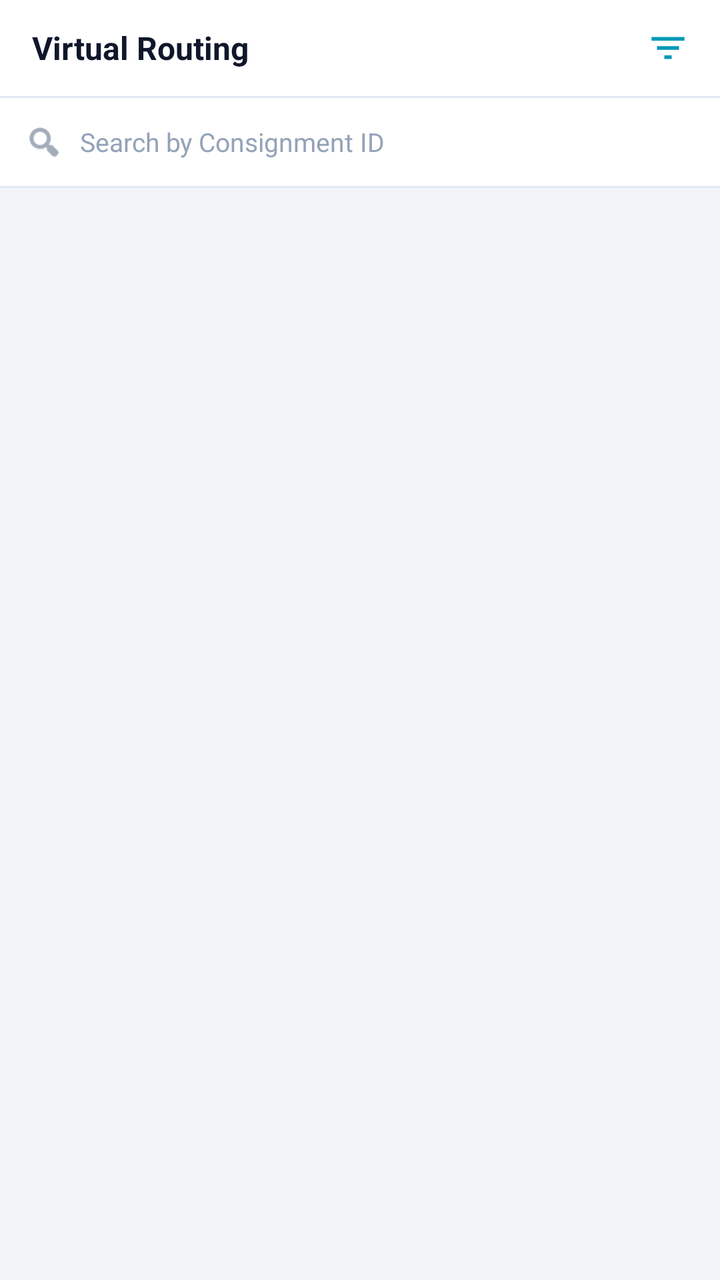
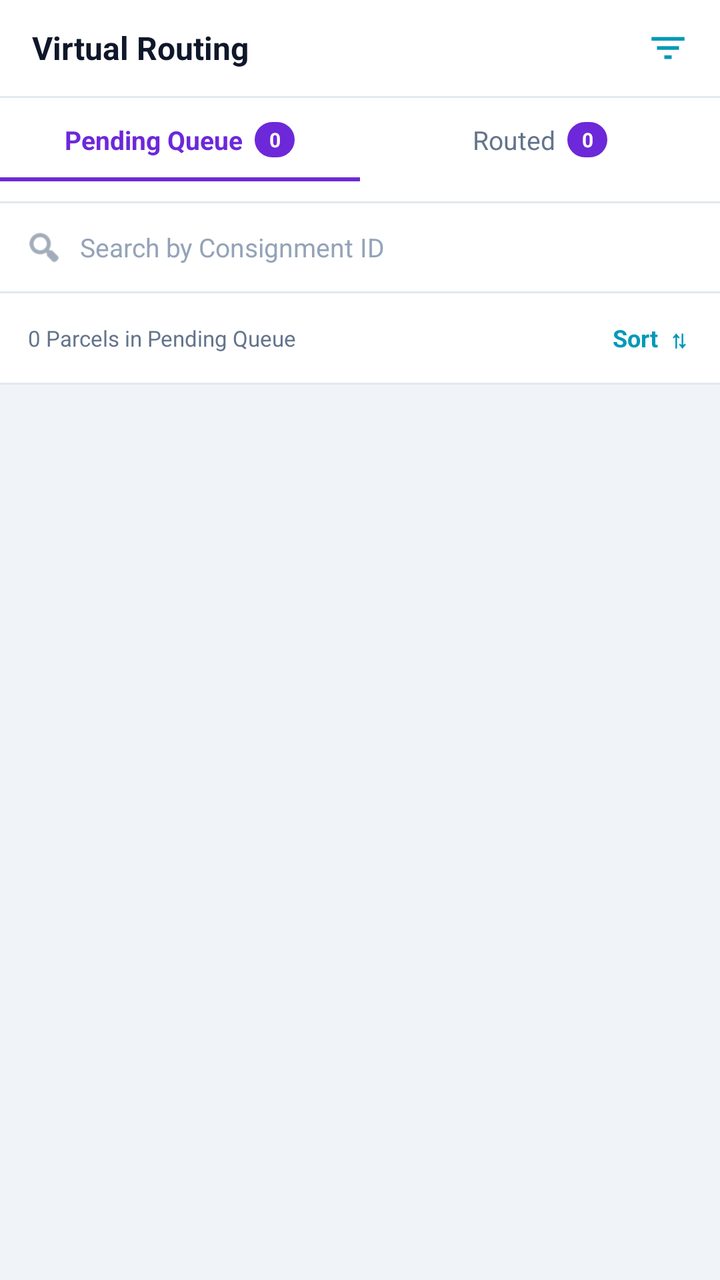

Screens rendered from an Android XML layout before and after an edit, with the pre-edit source and the edit as a unified diff.
<!-- AndroidManifest.xml: application theme Theme.DataBridge -->
<!-- res/layout/fragment_virtual_routing.xml -->
<?xml version="1.0" encoding="utf-8"?>
<LinearLayout xmlns:android="http://schemas.android.com/apk/res/android"
    xmlns:app="http://schemas.android.com/apk/res-auto"
    android:layout_width="match_parent"
    android:layout_height="match_parent"
    android:orientation="vertical"
    android:background="@color/theme_bg_app">

    
    <LinearLayout
        android:layout_width="match_parent"
        android:layout_height="48dp"
        android:orientation="horizontal"
        android:gravity="center_vertical"
        android:background="@color/theme_bg_card"
        android:paddingStart="16dp"
        android:paddingEnd="8dp">

        <TextView
            android:layout_width="0dp"
            android:layout_height="wrap_content"
            android:layout_weight="1"
            android:text="Virtual Routing"
            android:textColor="@color/theme_text_primary"
            android:textSize="16sp"
            android:textStyle="bold" />

        <ImageView
            android:id="@+id/ivVrFilter"
            android:layout_width="36dp"
            android:layout_height="36dp"
            android:src="@drawable/ic_filter_24"
            android:padding="7dp"
            android:clickable="true"
            android:focusable="true"
            android:background="?attr/selectableItemBackgroundBorderless"
            android:contentDescription="Filter"
            app:tint="@color/theme_text_accent" />

    </LinearLayout>

    <View
        android:layout_width="match_parent"
        android:layout_height="1dp"
        android:background="@color/theme_border" />

    
    <LinearLayout
        android:layout_width="match_parent"
        android:layout_height="44dp"
        android:orientation="horizontal"
        android:gravity="center_vertical"
        android:background="@color/theme_bg_card"
        android:paddingStart="12dp"
        android:paddingEnd="12dp">

        <ImageView
            android:layout_width="20dp"
            android:layout_height="20dp"
            android:src="@android:drawable/ic_menu_search"
            app:tint="@color/theme_text_secondary"
            android:layout_marginEnd="8dp" />

        <EditText
            android:id="@+id/etVrSearch"
            android:layout_width="0dp"
            android:layout_height="wrap_content"
            android:layout_weight="1"
            android:hint="Search by Consignment ID"
            android:textColor="@color/theme_text_primary"
            android:textColorHint="@color/theme_text_muted"
            android:textSize="13sp"
            android:background="@android:color/transparent"
            android:inputType="text"
            android:imeOptions="actionSearch"
            android:singleLine="true" />

    </LinearLayout>

    <View
        android:layout_width="match_parent"
        android:layout_height="1dp"
        android:background="@color/theme_border" />

    <TextView
        android:id="@+id/tvVrEmpty"
        android:layout_width="match_parent"
        android:layout_height="wrap_content"
        android:text="📭  No parcels found"
        android:textSize="13sp"
        android:gravity="center"
        android:textColor="@color/theme_text_secondary"
        android:paddingTop="40dp"
        android:visibility="gone" />

    <androidx.recyclerview.widget.RecyclerView
        android:id="@+id/rvVirtualRouting"
        android:layout_width="match_parent"
        android:layout_height="0dp"
        android:layout_weight="1"
        android:clipToPadding="false"
        android:paddingHorizontal="12dp"
        android:paddingTop="10dp"
        android:paddingBottom="16dp" />

</LinearLayout>
<!-- resources referenced by this layout -->
<resources>
  <color name="theme_bg_app">#f0f4f8</color>
  <color name="theme_bg_card">#ffffff</color>
  <color name="theme_border">#e2e8f0</color>
  <color name="theme_text_accent">#0099b8</color>
  <color name="theme_text_muted">#94a3b8</color>
  <color name="theme_text_primary">#0f172a</color>
  <color name="theme_text_secondary">#64748b</color>
  <!-- drawable ic_filter_24 (drawable) -->
  <vector xmlns:android="http://schemas.android.com/apk/res/android"
      android:width="24dp"
      android:height="24dp"
      android:viewportWidth="24"
      android:viewportHeight="24">
      <path
          android:fillColor="#FFFFFFFF"
          android:pathData="M10,18h4v-2h-4v2zM3,6v2h18L21,6L3,6zM6,13h12v-2L6,11v2z" />
  </vector>
  <style name="Theme.DataBridge" parent="Theme.MaterialComponents.DayNight.NoActionBar">
      <item name="colorPrimary">#00d4ff</item>
      <item name="colorPrimaryVariant">#16213e</item>
      <item name="colorOnPrimary">#ffffff</item>
      <item name="colorSecondary">#00d4ff</item>
      <item name="android:statusBarColor">#1a1a2e</item>
  </style>
</resources>

<!-- the commit's change to res/layout/fragment_virtual_routing.xml (unified diff, before → after) -->
@@ -47,33 +47,117 @@
     
     <LinearLayout
         android:layout_width="match_parent"
-        android:layout_height="44dp"
+        android:layout_height="wrap_content"
         android:orientation="horizontal"
-        android:gravity="center_vertical"
-        android:background="@color/theme_bg_card"
-        android:paddingStart="12dp"
-        android:paddingEnd="12dp">
-
-        <ImageView
-            android:layout_width="20dp"
-            android:layout_height="20dp"
-            android:src="@android:drawable/ic_menu_search"
-            app:tint="@color/theme_text_secondary"
-            android:layout_marginEnd="8dp" />
-
-        <EditText
-            android:id="@+id/etVrSearch"
+        android:background="@color/theme_bg_card">
+
+        <LinearLayout
+            android:id="@+id/layoutTabPending"
             android:layout_width="0dp"
             android:layout_height="wrap_content"
             android:layout_weight="1"
-            android:hint="Search by Consignment ID"
-            android:textColor="@color/theme_text_primary"
-            android:textColorHint="@color/theme_text_muted"
-            android:textSize="13sp"
-            android:background="@android:color/transparent"
-            android:inputType="text"
-            android:imeOptions="actionSearch"
-            android:singleLine="true" />
+            android:orientation="vertical"
+            android:gravity="center_horizontal"
+            android:clickable="true"
+            android:focusable="true"
+            android:background="?attr/selectableItemBackground"
+            android:paddingTop="12dp"
+            android:paddingBottom="10dp">
+
+            <LinearLayout
+                android:layout_width="wrap_content"
+                android:layout_height="wrap_content"
+                android:orientation="horizontal"
+                android:gravity="center_vertical">
+
+                <TextView
+                    android:id="@+id/tvTabPendingLabel"
+                    android:layout_width="wrap_content"
+                    android:layout_height="wrap_content"
+                    android:text="Pending Queue"
+                    android:textSize="13sp"
+                    android:textStyle="bold"
+                    android:textColor="@color/theme_purple" />
+
+                <TextView
+                    android:id="@+id/tvTabPendingBadge"
+                    android:layout_width="wrap_content"
+                    android:layout_height="wrap_content"
+                    android:minWidth="20dp"
+                    android:gravity="center"
+                    android:text="0"
+                    android:textSize="10sp"
+                    android:textStyle="bold"
+                    android:textColor="@color/theme_text_inverse"
+                    android:background="@drawable/bg_filter_chip_active_purple"
+                    android:paddingStart="7dp"
+                    android:paddingEnd="7dp"
+                    android:paddingTop="2dp"
+                    android:paddingBottom="2dp"
+                    android:layout_marginStart="6dp" />
+            </LinearLayout>
+
+            <View
+                android:id="@+id/indicatorPending"
+                android:layout_width="match_parent"
+                android:layout_height="2dp"
+                android:background="@color/theme_purple"
+                android:layout_marginTop="10dp" />
+        </LinearLayout>
+
+        <LinearLayout
+            android:id="@+id/layoutTabRouted"
+            android:layout_width="0dp"
+            android:layout_height="wrap_content"
+            android:layout_weight="1"
+            android:orientation="vertical"
+            android:gravity="center_horizontal"
+            android:clickable="true"
+            android:focusable="true"
+            android:background="?attr/selectableItemBackground"
+            android:paddingTop="12dp"
+            android:paddingBottom="10dp">
+
+            <LinearLayout
+                android:layout_width="wrap_content"
+                android:layout_height="wrap_content"
+                android:orientation="horizontal"
+                android:gravity="center_vertical">
+
+                <TextView
+                    android:id="@+id/tvTabRoutedLabel"
+                    android:layout_width="wrap_content"
+                    android:layout_height="wrap_content"
+                    android:text="Routed"
+                    android:textSize="13sp"
+                    android:textColor="@color/theme_text_secondary" />
+
+                <TextView
+                    android:id="@+id/tvTabRoutedBadge"
+                    android:layout_width="wrap_content"
+                    android:layout_height="wrap_content"
+                    android:minWidth="20dp"
+                    android:gravity="center"
+                    android:text="0"
+                    android:textSize="10sp"
+                    android:textStyle="bold"
+                    android:textColor="@color/theme_text_inverse"
+                    android:background="@drawable/bg_filter_chip_active_purple"
+                    android:paddingStart="7dp"
+                    android:paddingEnd="7dp"
+                    android:paddingTop="2dp"
+                    android:paddingBottom="2dp"
+                    android:layout_marginStart="6dp" />
+            </LinearLayout>
+
+            <View
+                android:id="@+id/indicatorRouted"
+                android:layout_width="match_parent"
+                android:layout_height="2dp"
+                android:background="@color/theme_purple"
+                android:layout_marginTop="10dp"
+                android:visibility="invisible" />
+        </LinearLayout>
 
     </LinearLayout>
 
@@ -82,25 +166,274 @@
         android:layout_height="1dp"
         android:background="@color/theme_border" />
 
-    <TextView
-        android:id="@+id/tvVrEmpty"
-        android:layout_width="match_parent"
-        android:layout_height="wrap_content"
-        android:text="📭  No parcels found"
-        android:textSize="13sp"
-        android:gravity="center"
-        android:textColor="@color/theme_text_secondary"
-        android:paddingTop="40dp"
-        android:visibility="gone" />
-
-    <androidx.recyclerview.widget.RecyclerView
-        android:id="@+id/rvVirtualRouting"
+    
+    <FrameLayout
         android:layout_width="match_parent"
         android:layout_height="0dp"
-        android:layout_weight="1"
-        android:clipToPadding="false"
-        android:paddingHorizontal="12dp"
-        android:paddingTop="10dp"
-        android:paddingBottom="16dp" />
+        android:layout_weight="1">
+
+        
+        <LinearLayout
+            android:id="@+id/pendingContent"
+            android:layout_width="match_parent"
+            android:layout_height="match_parent"
+            android:orientation="vertical">
+
+            
+            <LinearLayout
+                android:layout_width="match_parent"
+                android:layout_height="44dp"
+                android:orientation="horizontal"
+                android:gravity="center_vertical"
+                android:background="@color/theme_bg_card"
+                android:paddingStart="12dp"
+                android:paddingEnd="12dp">
+
+                <ImageView
+                    android:layout_width="20dp"
+                    android:layout_height="20dp"
+                    android:src="@android:drawable/ic_menu_search"
+                    app:tint="@color/theme_text_secondary"
+                    android:layout_marginEnd="8dp" />
+
+                <EditText
+                    android:id="@+id/etVrSearch"
+                    android:layout_width="0dp"
+                    android:layout_height="wrap_content"
+                    android:layout_weight="1"
+                    android:hint="Search by Consignment ID"
+                    android:textColor="@color/theme_text_primary"
+                    android:textColorHint="@color/theme_text_muted"
+                    android:textSize="13sp"
+                    android:background="@android:color/transparent"
+                    android:inputType="text"
+                    android:imeOptions="actionSearch"
+                    android:singleLine="true" />
+
+            </LinearLayout>
+
+            <View
+                android:layout_width="match_parent"
+                android:layout_height="1dp"
+                android:background="@color/theme_border" />
+
+            
+            <LinearLayout
+                android:layout_width="match_parent"
+                android:layout_height="wrap_content"
+                android:orientation="horizontal"
+                android:gravity="center_vertical"
+                android:background="@color/theme_bg_card"
+                android:paddingStart="14dp"
+                android:paddingEnd="10dp"
+                android:paddingTop="8dp"
+                android:paddingBottom="8dp">
+
+                <TextView
+                    android:id="@+id/tvVrPendingCountLabel"
+                    android:layout_width="0dp"
+                    android:layout_height="wrap_content"
+                    android:layout_weight="1"
+                    android:text="0 Parcels in Pending Queue"
+                    android:textSize="11sp"
+                    android:textColor="@color/theme_text_secondary" />
+
+                <TextView
+                    android:id="@+id/layoutVrSort"
+                    android:layout_width="wrap_content"
+                    android:layout_height="wrap_content"
+                    android:text="Sort  ⇅"
+                    android:textSize="12sp"
+                    android:textStyle="bold"
+                    android:textColor="@color/theme_text_accent"
+                    android:clickable="true"
+                    android:focusable="true"
+                    android:background="?attr/selectableItemBackground"
+                    android:padding="6dp" />
+            </LinearLayout>
+
+            <View
+                android:layout_width="match_parent"
+                android:layout_height="1dp"
+                android:background="@color/theme_border" />
+
+            <TextView
+                android:id="@+id/tvVrEmpty"
+                android:layout_width="match_parent"
+                android:layout_height="wrap_content"
+                android:text="📭  No parcels found"
+                android:textSize="13sp"
+                android:gravity="center"
+                android:textColor="@color/theme_text_secondary"
+                android:paddingTop="40dp"
+                android:visibility="gone" />
+
+            <androidx.recyclerview.widget.RecyclerView
+                android:id="@+id/rvVirtualRouting"
+                android:layout_width="match_parent"
+                android:layout_height="0dp"
+                android:layout_weight="1"
+                android:clipToPadding="false"
+                android:paddingHorizontal="12dp"
+                android:paddingTop="10dp"
+                android:paddingBottom="16dp" />
+
+        </LinearLayout>
+
+        
+        <LinearLayout
+            android:id="@+id/routedContent"
+            android:layout_width="match_parent"
+            android:layout_height="match_parent"
+            android:orientation="vertical"
+            android:visibility="gone">
+
+            
+            <LinearLayout
+                android:layout_width="match_parent"
+                android:layout_height="wrap_content"
+                android:orientation="horizontal"
+                android:background="@drawable/bg_segment_container"
+                android:layout_margin="10dp"
+                android:padding="3dp">
+
+                <TextView
+                    android:id="@+id/tvSegByArea"
+                    android:layout_width="0dp"
+                    android:layout_height="wrap_content"
+                    android:layout_weight="1"
+                    android:gravity="center"
+                    android:text="By Area"
+                    android:textSize="12sp"
+                    android:textStyle="bold"
+                    android:textColor="@color/theme_text_inverse"
+                    android:background="@drawable/bg_segment_active"
+                    android:clickable="true"
+                    android:focusable="true"
+                    android:padding="8dp" />
+
+                <TextView
+                    android:id="@+id/tvSegByStatus"
+                    android:layout_width="0dp"
+                    android:layout_height="wrap_content"
+                    android:layout_weight="1"
+                    android:gravity="center"
+                    android:text="By Status"
+                    android:textSize="12sp"
+                    android:textColor="@color/theme_text_secondary"
+                    android:clickable="true"
+                    android:focusable="true"
+                    android:padding="8dp" />
+
+                <TextView
+                    android:id="@+id/tvSegAll"
+                    android:layout_width="0dp"
+                    android:layout_height="wrap_content"
+                    android:layout_weight="1"
+                    android:gravity="center"
+                    android:text="All"
+                    android:textSize="12sp"
+                    android:textColor="@color/theme_text_secondary"
+                    android:clickable="true"
+                    android:focusable="true"
+                    android:padding="8dp" />
+            </LinearLayout>
+
+            
+            <LinearLayout
+                android:layout_width="match_parent"
+                android:layout_height="44dp"
+                android:orientation="horizontal"
+                android:gravity="center_vertical"
+                android:background="@color/theme_bg_card"
+                android:paddingStart="12dp"
+                android:paddingEnd="12dp">
+
+                <ImageView
+                    android:layout_width="20dp"
+                    android:layout_height="20dp"
+                    android:src="@android:drawable/ic_menu_search"
+                    app:tint="@color/theme_text_secondary"
+                    android:layout_marginEnd="8dp" />
+
+                <EditText
+                    android:id="@+id/etVrRoutedSearch"
+                    android:layout_width="0dp"
+                    android:layout_height="wrap_content"
+                    android:layout_weight="1"
+                    android:hint="Search area"
+                    android:textColor="@color/theme_text_primary"
+                    android:textColorHint="@color/theme_text_muted"
+                    android:textSize="13sp"
+                    android:background="@android:color/transparent"
+                    android:inputType="text"
+                    android:imeOptions="actionSearch"
+                    android:singleLine="true" />
+
+            </LinearLayout>
+
+            <View
+                android:layout_width="match_parent"
+                android:layout_height="1dp"
+                android:background="@color/theme_border" />
+
+            <TextView
+                android:id="@+id/tvVrRoutedEmpty"
+                android:layout_width="match_parent"
+                android:layout_height="wrap_content"
+                android:text="📭  No routed parcels found"
+                android:textSize="13sp"
+                android:gravity="center"
+                android:textColor="@color/theme_text_secondary"
+                android:paddingTop="40dp"
+                android:visibility="gone" />
+
+            <androidx.core.widget.NestedScrollView
+                android:layout_width="match_parent"
+                android:layout_height="0dp"
+                android:layout_weight="1"
+                android:clipToPadding="false">
+
+                <LinearLayout
+                    android:id="@+id/layoutRoutedRows"
+                    android:layout_width="match_parent"
+                    android:layout_height="wrap_content"
+                    android:orientation="vertical"
+                    android:padding="10dp" />
+
+            </androidx.core.widget.NestedScrollView>
+
+            
+            <LinearLayout
+                android:layout_width="match_parent"
+                android:layout_height="wrap_content"
+                android:orientation="horizontal"
+                android:background="@drawable/bg_hint_box_purple"
+                android:layout_margin="10dp"
+                android:padding="10dp">
+
+                <TextView
+                    android:layout_width="wrap_content"
+                    android:layout_height="wrap_content"
+                    android:text="ℹ"
+                    android:textSize="14sp"
+                    android:textStyle="bold"
+                    android:textColor="@color/theme_purple"
+                    android:layout_marginEnd="8dp"
+                    android:layout_marginTop="1dp" />
+
+                <TextView
+                    android:layout_width="0dp"
+                    android:layout_height="wrap_content"
+                    android:layout_weight="1"
+                    android:text="Routed parcels are removed from Pending Queue and grouped under the selected Area."
+                    android:textSize="11sp"
+                    android:textColor="@color/theme_purple"
+                    android:lineSpacingExtra="2dp" />
+            </LinearLayout>
+
+        </LinearLayout>
+
+    </FrameLayout>
 
 </LinearLayout>
<!-- resource entries referenced after the edit -->
@@ -3,10 +3,44 @@
   <color name="theme_bg_app">#f0f4f8</color>
   <color name="theme_bg_card">#ffffff</color>
   <color name="theme_border">#e2e8f0</color>
+  <color name="theme_purple">#6d28d9</color>
   <color name="theme_text_accent">#0099b8</color>
+  <color name="theme_text_inverse">#ffffff</color>
   <color name="theme_text_muted">#94a3b8</color>
   <color name="theme_text_primary">#0f172a</color>
   <color name="theme_text_secondary">#64748b</color>
+  <!-- drawable bg_filter_chip_active_purple (drawable) -->
+  <?xml version="1.0" encoding="utf-8"?>
+  <shape xmlns:android="http://schemas.android.com/apk/res/android" android:shape="rectangle">
+      <corners android:radius="20dp" />
+      <solid android:color="@color/theme_purple" />
+  </shape>
+  <!-- drawable bg_hint_box_purple (drawable) -->
+  <?xml version="1.0" encoding="utf-8"?>
+  <shape xmlns:android="http://schemas.android.com/apk/res/android"
+      android:shape="rectangle">
+      <solid android:color="#F5F3FF" />
+      <stroke
+          android:width="1dp"
+          android:color="@color/theme_purple"
+          android:dashWidth="4dp"
+          android:dashGap="3dp" />
+      <corners android:radius="10dp" />
+  </shape>
+  <!-- drawable bg_segment_active (drawable) -->
+  <?xml version="1.0" encoding="utf-8"?>
+  <shape xmlns:android="http://schemas.android.com/apk/res/android"
+      android:shape="rectangle">
+      <solid android:color="@color/theme_purple" />
+      <corners android:radius="7dp" />
+  </shape>
+  <!-- drawable bg_segment_container (drawable) -->
+  <?xml version="1.0" encoding="utf-8"?>
+  <shape xmlns:android="http://schemas.android.com/apk/res/android"
+      android:shape="rectangle">
+      <solid android:color="@color/theme_bg_inner" />
+      <corners android:radius="9dp" />
+  </shape>
   <!-- drawable ic_filter_24 (drawable) -->
   <vector xmlns:android="http://schemas.android.com/apk/res/android"
       android:width="24dp"
@@ -24,5 +58,6 @@
       <item name="colorSecondary">#00d4ff</item>
       <item name="android:statusBarColor">#1a1a2e</item>
   </style>
+  <color name="theme_bg_inner">#f1f5f9</color>
 </resources>
 
